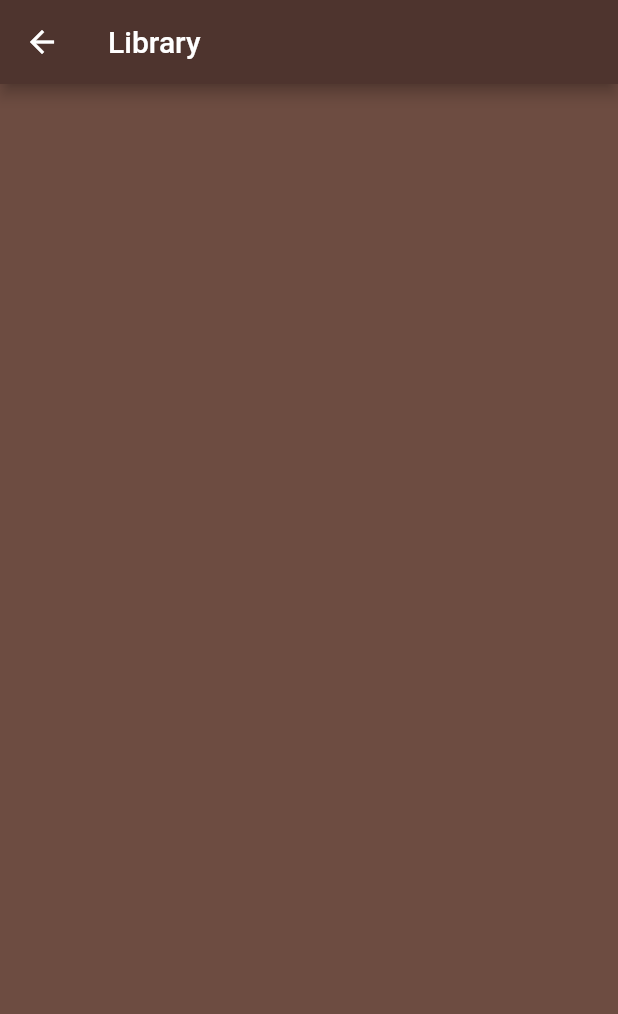
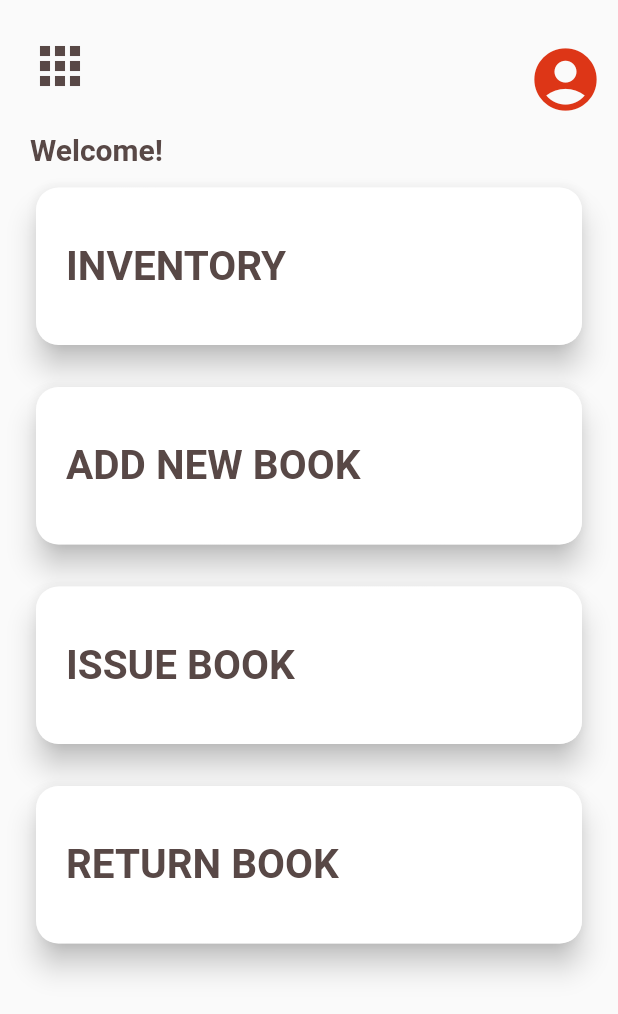
Before and after one commit to GDSC-KIIT/Library-Management-System-Flutter, a Flutter app: the HomePage screen opened by its route, on a phone screen of 412 x 824 dp. Shown: the top 1014 px of the screen. Run offline on Flutter 3.47's test engine with Material 2 defaults, Android fonts, the phone set to English and light mode, and no system bars; our stand-ins replace firebase_auth; accounts and stored records are empty.

Commit message:
HomePage added

```diff
--- a/lib/main.dart
+++ b/lib/main.dart
@@ -1,5 +1,5 @@
 import 'package:flutter/material.dart';
-import 'package:library_system/pages/home.dart';
+import 'package:library_system/pages/homePage.dart';
 import 'package:library_system/pages/login.dart';
 import 'package:library_system/pages/signup.dart';
 import 'package:library_system/pages/splashScreen.dart';
--- a/lib/pages/home.dart
+++ /dev/null
@@ -1,22 +0,0 @@
-import 'package:flutter/material.dart';
-
-class HomePage extends StatefulWidget {
-  static String id='homepage';
-  @override
-  _HomePageState createState() => _HomePageState();
-}
-
-class _HomePageState extends State<HomePage> {
-  @override
-  Widget build(BuildContext context) {
-    return Scaffold(
-      appBar: AppBar(
-        backgroundColor: Colors.brown.shade800,
-        title: Text('Library'),
-      ),
-      body: Container(
-        color: Colors.brown.shade600,
-      )
-    );
-  }
-}
--- /dev/null
+++ b/lib/pages/homePage.dart
@@ -0,0 +1,143 @@
+import 'package:flutter/material.dart';
+
+class HomePage extends StatefulWidget {
+  static String id = 'homepage';
+  @override
+  _HomePageState createState() => _HomePageState();
+}
+
+class _HomePageState extends State<HomePage> {
+  @override
+  Widget build(BuildContext context) {
+    var display12 = display1(
+      context,
+      "RETURN BOOK",
+      Colors.white38,
+      Colors.white70,
+      Color(0xFF584846),
+    );
+    return Scaffold(
+      body: ListView(
+        children: [
+          Container(
+            padding: EdgeInsets.all(20),
+            width: MediaQuery.of(context).size.width,
+            child: Row(
+              mainAxisAlignment: MainAxisAlignment.spaceBetween,
+              children: [
+                Column(
+                  mainAxisSize: MainAxisSize.min,
+                  mainAxisAlignment: MainAxisAlignment.start,
+                  crossAxisAlignment: CrossAxisAlignment.start,
+                  children: [
+                    Icon(
+                      Icons.apps,
+                      color: Color(0xFF584846),
+                      size: 40,
+                    ),
+                  ],
+                ),
+                IconButton(
+                  icon: Icon(
+                    Icons.account_circle,
+                    size: 50,
+                    color: Color(0xFFDD3617),
+                  ),
+                  onPressed: () {
+                    Navigator.of(context).push(
+                      MaterialPageRoute(
+                        builder: (BuildContext context) {},
+                      ),
+                    );
+                  },
+                )
+              ],
+            ),
+          ),
+          Row(
+            children: [
+              Padding(padding: EdgeInsets.only(left: 20)),
+              Text(
+                'Welcome!',
+                style: TextStyle(
+                  fontSize: 20,
+                  color: Color(0xFF584846),
+                  fontWeight: FontWeight.bold,
+                ),
+              ),
+            ],
+          ),
+          display1(
+            context,
+            "INVENTORY",
+            Colors.white38,
+            Colors.white70,
+            Color(0xFF584846),
+          ),
+          display1(
+            context,
+            "ADD NEW BOOK",
+            Colors.white38,
+            Colors.white70,
+            Color(0xFF584846),
+          ),
+          display1(
+            context,
+            "ISSUE BOOK",
+            Colors.white38,
+            Colors.white70,
+            Color(0xFF584846),
+          ),
+          display12,
+        ],
+      ),
+    );
+  }
+}
+
+display1(BuildContext context, String title, Color c1, Color c2, Color textc) {
+  return Padding(
+    padding: EdgeInsets.symmetric(horizontal: 20, vertical: 10),
+    child: Card(
+      shape: RoundedRectangleBorder(
+        borderRadius: BorderRadius.circular(15),
+      ),
+      shadowColor: Colors.black,
+      elevation: 8,
+      child: Container(
+        decoration: BoxDecoration(
+          gradient: LinearGradient(
+              colors: [c1, c2],
+              begin: Alignment.topLeft,
+              end: Alignment.bottomRight),
+          borderRadius: BorderRadius.circular(15),
+        ),
+        width: MediaQuery.of(context).size.width - 40,
+        height: 105,
+        child: Column(
+          mainAxisAlignment: MainAxisAlignment.center,
+          children: [
+            Row(
+              mainAxisAlignment: MainAxisAlignment.spaceBetween,
+              children: [
+                Padding(
+                  padding: const EdgeInsets.all(20.0),
+                  child: Center(
+                    child: Text(
+                      title,
+                      style: TextStyle(
+                        fontSize: 27,
+                        color: textc,
+                        fontWeight: FontWeight.bold,
+                      ),
+                    ),
+                  ),
+                ),
+              ],
+            )
+          ],
+        ),
+      ),
+    ),
+  );
+}
--- a/lib/pages/login.dart
+++ b/lib/pages/login.dart
@@ -1,5 +1,5 @@
 import 'package:flutter/material.dart';
-import 'package:library_system/pages/home.dart';
+import 'package:library_system/pages/homePage.dart';
 import 'package:library_system/pages/signup.dart';
 import 'package:firebase_auth/firebase_auth.dart';
 
--- a/lib/pages/signup.dart
+++ b/lib/pages/signup.dart
@@ -1,5 +1,5 @@
 import 'package:flutter/material.dart';
-import 'package:library_system/pages/home.dart';
+import 'package:library_system/pages/homePage.dart';
 import 'package:firebase_auth/firebase_auth.dart';
 
 class SignUpPage extends StatefulWidget {
--- a/lib/pages/splashScreen.dart
+++ b/lib/pages/splashScreen.dart
@@ -46,8 +46,8 @@ class _SplashScreenState extends State<SplashScreen> {
       backgroundColor: Color(0xFFE0B485),
       body: Center(
         child: Container(
-          height: UIConstants.fitToHeight(250, context),
-          width: UIConstants.fitToWidth(250, context),
+          height: UIConstants.fitToHeight(710, context),
+          width: UIConstants.fitToWidth(375, context),
           decoration: BoxDecoration(
             image: DecorationImage(
               image: AssetImage(UIConstants.splashScreenLogo),
```
